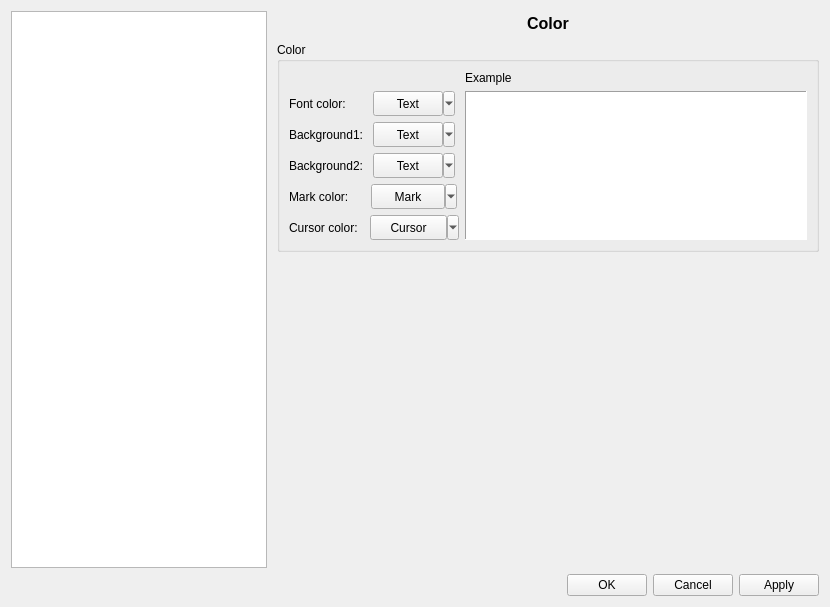
Qt form dialog/optionsdialog.ui (flysnow010/flyscp) before a commit.
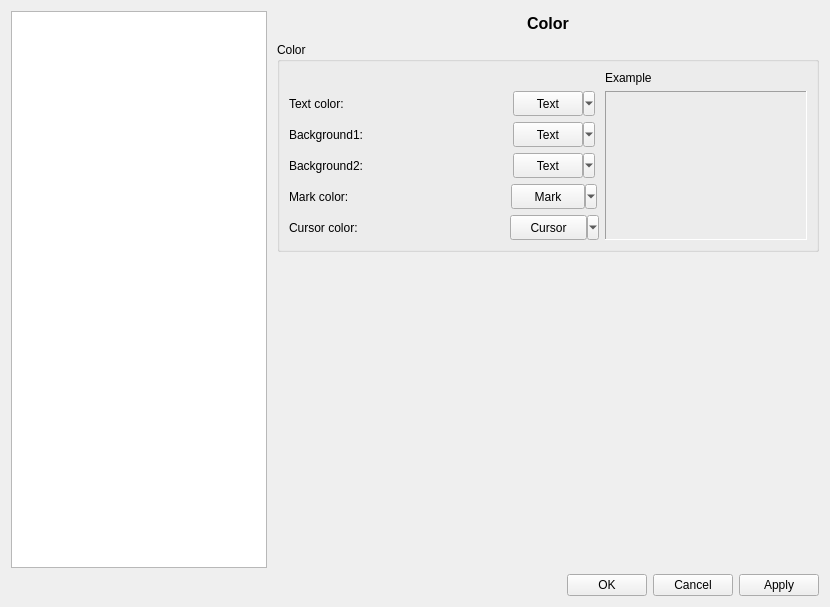
The same form after that commit. The open tabs and pages were chosen to show the change. Icons and pictures are not drawn. Custom widgets are drawn as their Qt base class.

Patch:
```diff
--- a/dialog/optionsdialog.ui
+++ b/dialog/optionsdialog.ui
@@ -1077,9 +1077,15 @@
                 <number>0</number>
                </property>
                <item>
-                <widget class="QTreeView" name="treeView">
-                 <property name="frameShape">
-                  <enum>QFrame::NoFrame</enum>
+                <widget class="QLabel" name="labelExample">
+                 <property name="minimumSize">
+                  <size>
+                   <width>200</width>
+                   <height>0</height>
+                  </size>
+                 </property>
+                 <property name="text">
+                  <string/>
                  </property>
                 </widget>
                </item>
@@ -1118,7 +1124,7 @@
             <item row="1" column="0" colspan="2">
              <widget class="QLabel" name="label_9">
               <property name="text">
-               <string>Font color:</string>
+               <string>Text color:</string>
               </property>
              </widget>
             </item>
```
Left out of the diff: 2 changed lines with no effect on the pictures.
